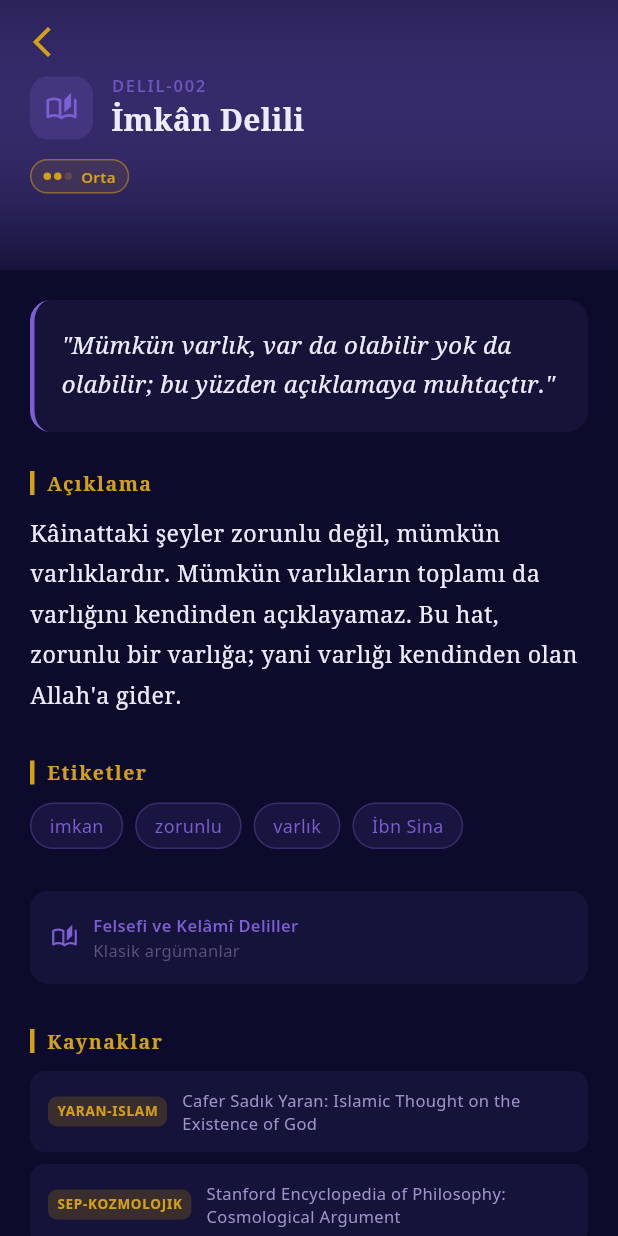
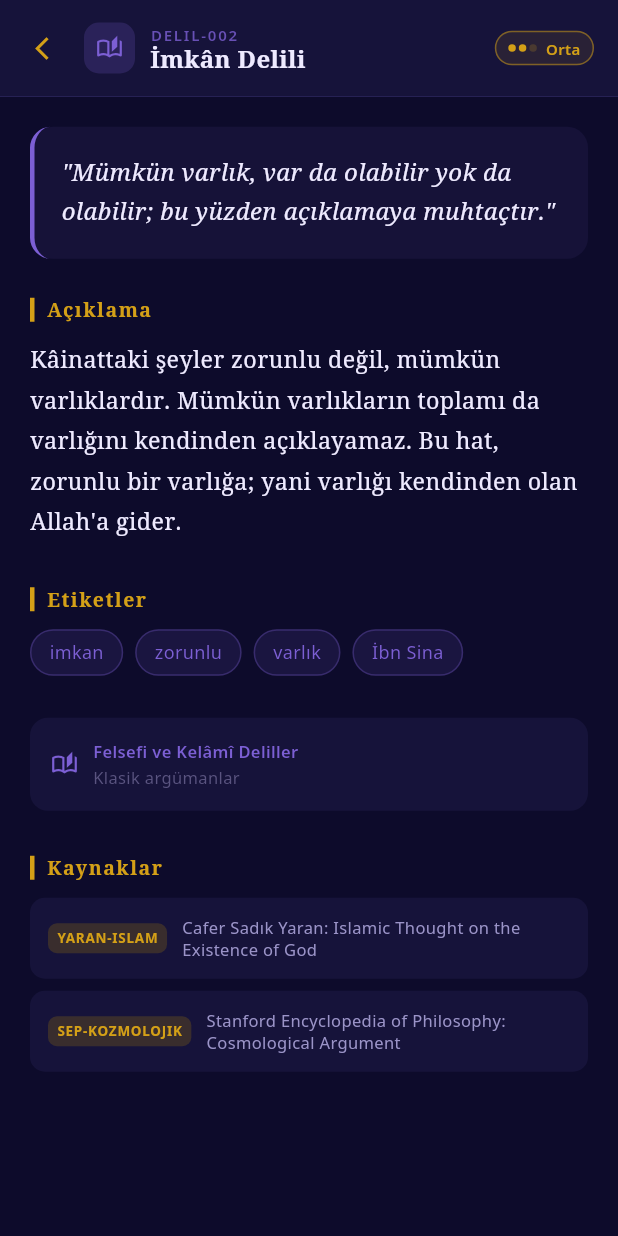
Before and after one commit to anilgedikoglu/delil, a Flutter app: the screen it shows after launch, after a tap on an icon or button, on a phone screen of 412 x 824 dp. Run offline on Flutter 3.47's test engine with Material 3 defaults, Android fonts, the phone set to English and light mode, and no system bars; our stand-ins replace google_fonts.

Commit message:
Detay ekranı sabit header bandı: badge sağa, ikon boşluğu düzeltildi
- SliverAppBar kaldırıldı, Column + sabit Container + Expanded(Scroll) yapısına geçildi
- Strength badge Row'un sağına taşındı
- Back butonu ile kategori ikonu arası boşluk eklendi

Co-Authored-By: Claude Sonnet 4.6 <noreply@anthropic.com>

```diff
--- a/lib/screens/detail_screen.dart
+++ b/lib/screens/detail_screen.dart
@@ -17,53 +17,49 @@ class DetailScreen extends StatelessWidget {
 
     return Scaffold(
       backgroundColor: AppColors.background,
-      body: CustomScrollView(
-        slivers: [
-          SliverAppBar(
-            expandedHeight: 180,
-            pinned: true,
-            backgroundColor: AppColors.surface,
-            leading: IconButton(
-              icon: const Icon(Icons.arrow_back_ios_new, color: AppColors.gold),
-              onPressed: () => Navigator.pop(context),
-            ),
-            flexibleSpace: FlexibleSpaceBar(
-              background: Container(
-                decoration: BoxDecoration(
-                  gradient: LinearGradient(
-                    begin: Alignment.topCenter,
-                    end: Alignment.bottomCenter,
-                    colors: [
-                      catColor.withOpacity(0.2),
-                      AppColors.surface,
-                    ],
+      body: Column(
+        children: [
+          // ── SABİT HEADER BANDI ─────────────────────────────────
+          Container(
+            decoration: const BoxDecoration(
+              color: AppColors.surface,
+              border: Border(
+                bottom: BorderSide(color: AppColors.cardBorder, width: 0.5),
               ),
             ),
             child: SafeArea(
+              bottom: false,
               child: Padding(
-                    padding: const EdgeInsets.fromLTRB(20, 48, 20, 12),
-                    child: Column(
-                      crossAxisAlignment: CrossAxisAlignment.start,
+                padding: const EdgeInsets.fromLTRB(4, 8, 16, 8),
+                child: Row(
                   children: [
-                        Row(
-                          children: [
+                    // Geri butonu
+                    IconButton(
+                      icon: const Icon(Icons.arrow_back_ios_new,
+                          color: AppColors.gold, size: 18),
+                      onPressed: () => Navigator.pop(context),
+                    ),
+                    // Boşluk + kategori ikonu
+                    const SizedBox(width: 4),
                     Container(
-                              padding: const EdgeInsets.all(10),
+                      padding: const EdgeInsets.all(8),
                       decoration: BoxDecoration(
                         color: catColor.withOpacity(0.2),
-                                borderRadius: BorderRadius.circular(12),
+                        borderRadius: BorderRadius.circular(10),
                       ),
-                              child: Icon(catIcon, color: catColor, size: 22),
+                      child: Icon(catIcon, color: catColor, size: 18),
                     ),
-                            const SizedBox(width: 12),
+                    const SizedBox(width: 10),
+                    // ID + Başlık
                     Expanded(
                       child: Column(
                         crossAxisAlignment: CrossAxisAlignment.start,
+                        mainAxisSize: MainAxisSize.min,
                         children: [
                           Text(
                             delil.id,
                             style: GoogleFonts.notoSans(
-                                      fontSize: 11,
+                              fontSize: 10,
                               color: catColor.withOpacity(0.8),
                               letterSpacing: 1.2,
                               fontWeight: FontWeight.w600,
@@ -72,27 +68,29 @@ class DetailScreen extends StatelessWidget {
                           Text(
                             delil.title,
                             style: GoogleFonts.notoSerif(
-                                      fontSize: 20,
+                              fontSize: 16,
                               fontWeight: FontWeight.w800,
                               color: AppColors.textPrimary,
+                              height: 1.2,
                             ),
+                            maxLines: 1,
+                            overflow: TextOverflow.ellipsis,
                           ),
                         ],
                       ),
                     ),
-                          ],
-                        ),
-                        const SizedBox(height: 10),
+                    const SizedBox(width: 10),
+                    // Güç badgei — sağda sabit
                     StrengthBadge(strength: delil.strength),
                   ],
                 ),
               ),
             ),
           ),
-            ),
-          ),
-          SliverToBoxAdapter(
-            child: Padding(
+
+          // ── KAYDIRILAN İÇERİK ─────────────────────────────────
+          Expanded(
+            child: SingleChildScrollView(
               padding: const EdgeInsets.all(20),
               child: Column(
                 crossAxisAlignment: CrossAxisAlignment.start,
@@ -116,7 +114,9 @@ class DetailScreen extends StatelessWidget {
                   const SizedBox(height: 28),
                   _TagsSection(tags: delil.tags, color: catColor),
                   const SizedBox(height: 28),
-                  _CategoryRow(category: delil.category, subcategory: delil.subcategory),
+                  _CategoryRow(
+                      category: delil.category,
+                      subcategory: delil.subcategory),
                   const SizedBox(height: 28),
                   _SourcesSection(codes: delil.sources),
                   const SizedBox(height: 40),
```
Lines whose indentation alone changed are shown as unchanged.
